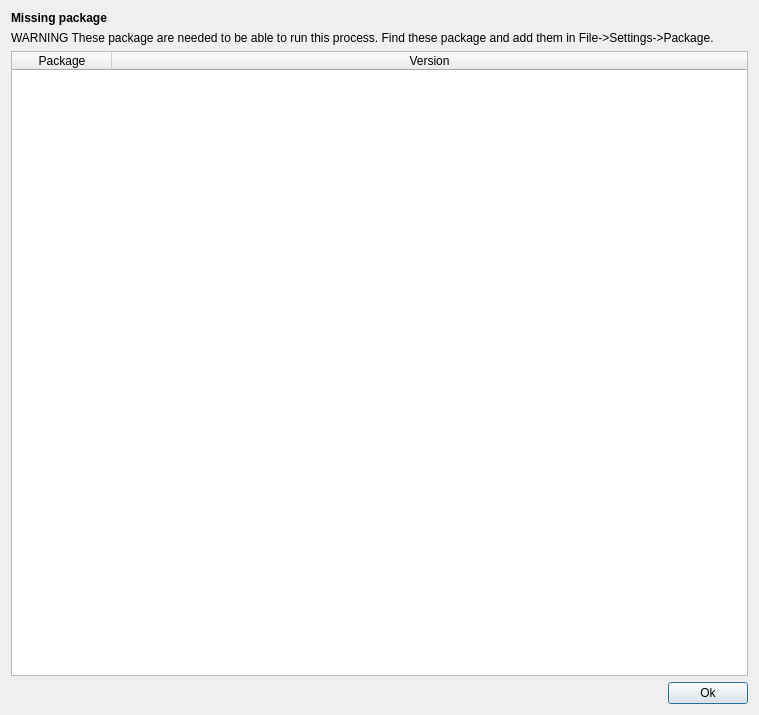
The window that src/main/python/ui/Ui_MissingPackagesDialog.ui (SnoozToolbox/snooz-toolbox) describes before a commit, drawn with Qt 5.
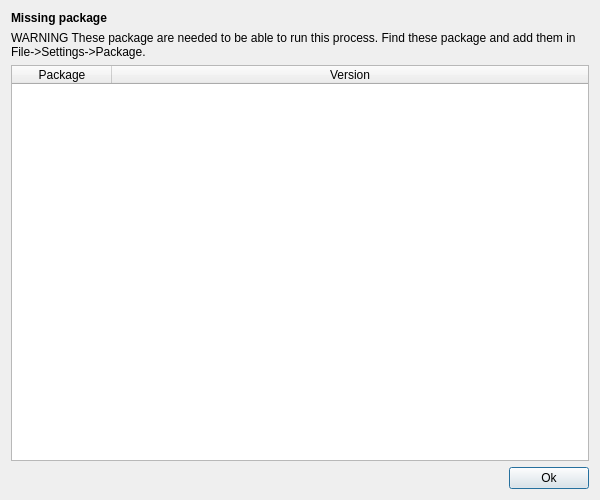
The same window after the commit.

Commit message: Refactor UI components and add window geometry handling ensuring optimal user experience across different displays.

The edit to the form file:
```diff
--- a/src/main/python/ui/Ui_MissingPackagesDialog.ui
+++ b/src/main/python/ui/Ui_MissingPackagesDialog.ui
@@ -2,13 +2,17 @@
 <ui version="4.0">
  <class>MissingPackagesDialog</class>
  <widget class="QDialog" name="MissingPackagesDialog">
-  <property name="geometry">
-   <rect>
-    <x>0</x>
-    <y>0</y>
-    <width>759</width>
-    <height>715</height>
-   </rect>
+  <property name="sizePolicy">
+   <sizepolicy hsizetype="Expanding" vsizetype="Expanding">
+    <horstretch>0</horstretch>
+    <verstretch>0</verstretch>
+   </sizepolicy>
+  </property>
+  <property name="minimumSize">
+   <size>
+    <width>600</width>
+    <height>500</height>
+   </size>
   </property>
   <property name="windowTitle">
    <string>Missing packages</string>
```
The commit also changes 17 other files.
